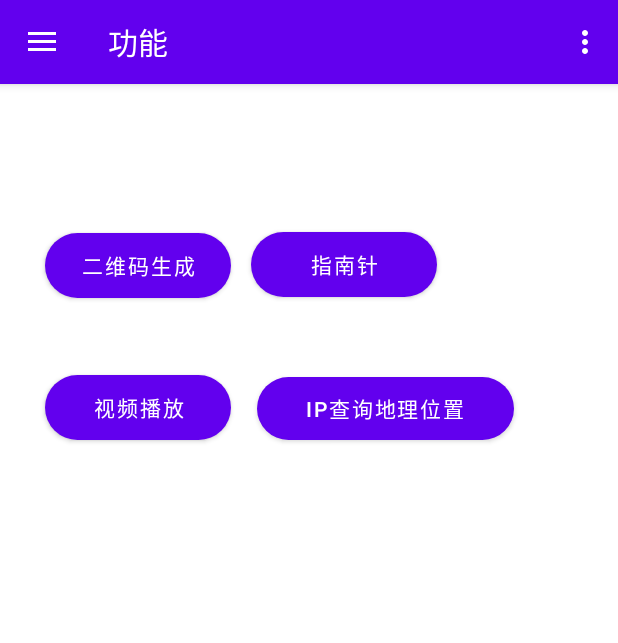
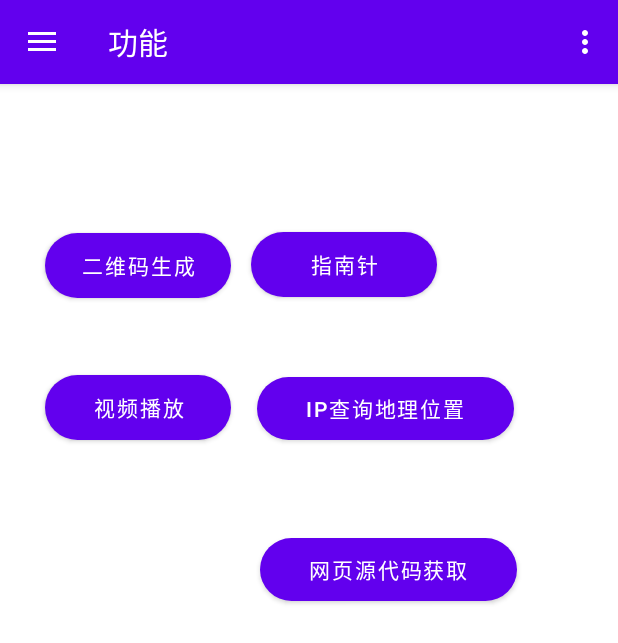
Before and after one commit to wushishuai/Toolsbox, an Android app: the screen it shows after launch (MainActivity), in the side drawer, after a tap on "功能", on a phone screen of 412 x 824 dp. Shown: the top 643 px of the screen. Run offline under Robolectric (Android 15) with nearby library versions, the phone set to English and light mode, and no system bars; our stand-ins replace navigation-ui.

```diff
--- a/app/build.gradle
+++ b/app/build.gradle
@@ -47,6 +47,8 @@ dependencies {
     implementation group: 'commons-io', name: 'commons-io', version: '2.6'
     implementation 'com.hanks:htextview-scale:0.1.6'
     implementation 'com.hanks:htextview-base:0.1.6'
+    implementation group: 'cz.msebera.android' , name: 'httpclient', version: '4.4.1.1'
+
 
 
     implementation 'cn.jzvd:jiaozivideoplayer:7.5.0'
--- a/app/src/main/AndroidManifest.xml
+++ b/app/src/main/AndroidManifest.xml
@@ -16,6 +16,9 @@
         android:supportsRtl="true"
         android:theme="@style/Theme.Toolsbox"
         android:usesCleartextTraffic="true">
+        <activity
+            android:name=".WebActivity"
+            android:exported="true" />
         <activity
             android:name=".InquiryActivity"
             android:exported="true" />
--- a/app/src/main/java/com/example/toolsbox/ui/gallery/GalleryFragment.java
+++ b/app/src/main/java/com/example/toolsbox/ui/gallery/GalleryFragment.java
@@ -22,6 +22,7 @@ import com.example.toolsbox.InquiryActivity;
 import com.example.toolsbox.QrActivity;
 import com.example.toolsbox.R;
 import com.example.toolsbox.VideoActivity;
+import com.example.toolsbox.WebActivity;
 import com.example.toolsbox.databinding.FragmentGalleryBinding;
 
 public class GalleryFragment extends Fragment implements View.OnClickListener{
@@ -32,6 +33,7 @@ public class GalleryFragment extends Fragment implements View.OnClickListener{
     private Button compass_button;
     private Button video_button;
     private Button inquiry_button;
+    private Button web_button;
 //    private FragmentManager manager;
 //    private FragmentTransaction ft;
 
@@ -48,10 +50,14 @@ public class GalleryFragment extends Fragment implements View.OnClickListener{
         compass_button = binding.compassButton;
         video_button = binding.videoButton;
         inquiry_button = binding.inquiryButton;
+        web_button = binding.webButton;
         QR_generation_button.setOnClickListener(this);
         compass_button.setOnClickListener(this);
         video_button.setOnClickListener(this);
         inquiry_button.setOnClickListener(this);
+        web_button.setOnClickListener(this);
+
+
 //        QR_generation_button.setOnClickListener(new View.OnClickListener() {
 //            @Override
 //            public void onClick(View view) {
@@ -103,6 +109,10 @@ public class GalleryFragment extends Fragment implements View.OnClickListener{
                 Intent intent3 = new Intent(getActivity(), InquiryActivity.class);
                 startActivity(intent3);
                 break;
+            case R.id.web_button:
+                Intent intent4 = new Intent(getActivity(), WebActivity.class);
+                startActivity(intent4);
+                break;
             default:
                 break;
 
--- a/app/src/main/res/layout/fragment_gallery.xml
+++ b/app/src/main/res/layout/fragment_gallery.xml
@@ -5,6 +5,22 @@
     android:layout_width="match_parent"
     android:layout_height="match_parent"
     tools:context=".ui.gallery.GalleryFragment">
+
+    <Button
+        android:id="@+id/web_button"
+        style="@style/roundbutton"
+        android:layout_width="171dp"
+        android:layout_height="42dp"
+        android:background="@drawable/top_button_shap"
+        android:text="网页源代码获取"
+        android:textSize="14sp"
+        app:layout_constraintBottom_toBottomOf="parent"
+        app:layout_constraintEnd_toEndOf="parent"
+        app:layout_constraintHorizontal_bias="0.754"
+        app:layout_constraintStart_toStartOf="parent"
+        app:layout_constraintTop_toTopOf="parent"
+        app:layout_constraintVertical_bias="0.413"
+        tools:ignore="MissingConstraints" />
 
     <Button
         android:id="@+id/inquiry_button"
```
Also changed, not shown: app/src/main/java/com/example/toolsbox/WebActivity.java (added, +93 -0 lines), app/src/main/java/com/example/toolsbox/function/HtmlService.java (added, +54 -0 lines), app/src/main/java/com/example/toolsbox/function/HttpClientUtil.java (added, +65 -0 lines), app/src/main/res/layout/activity_web.xml (added, +47 -0 lines).
